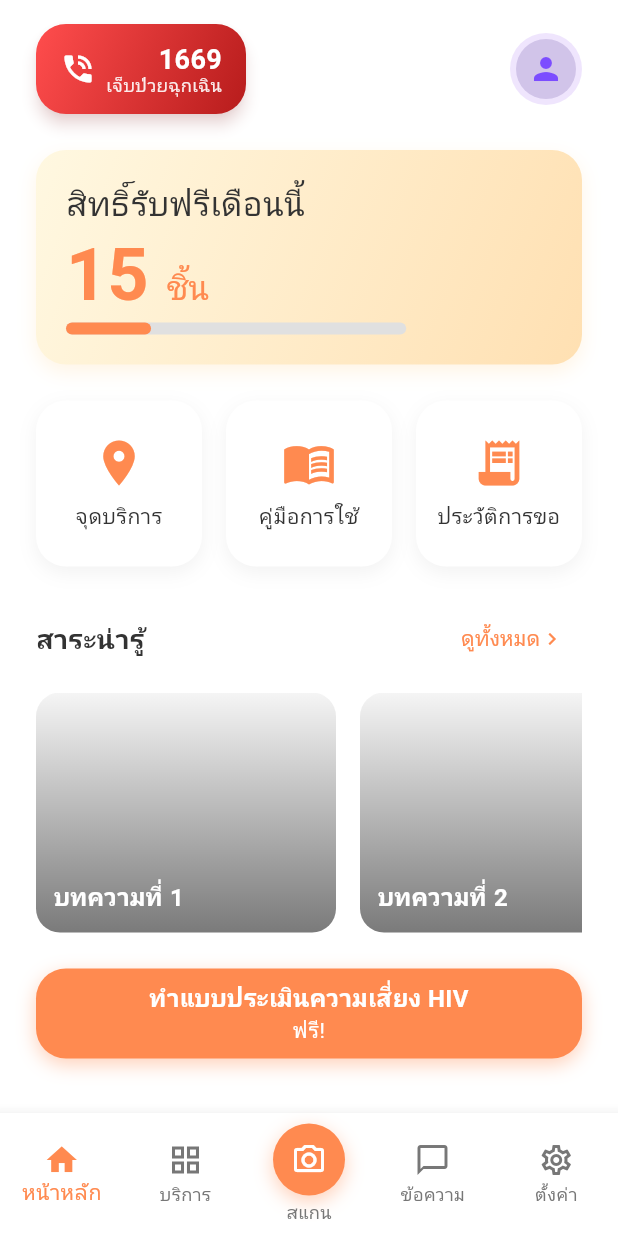
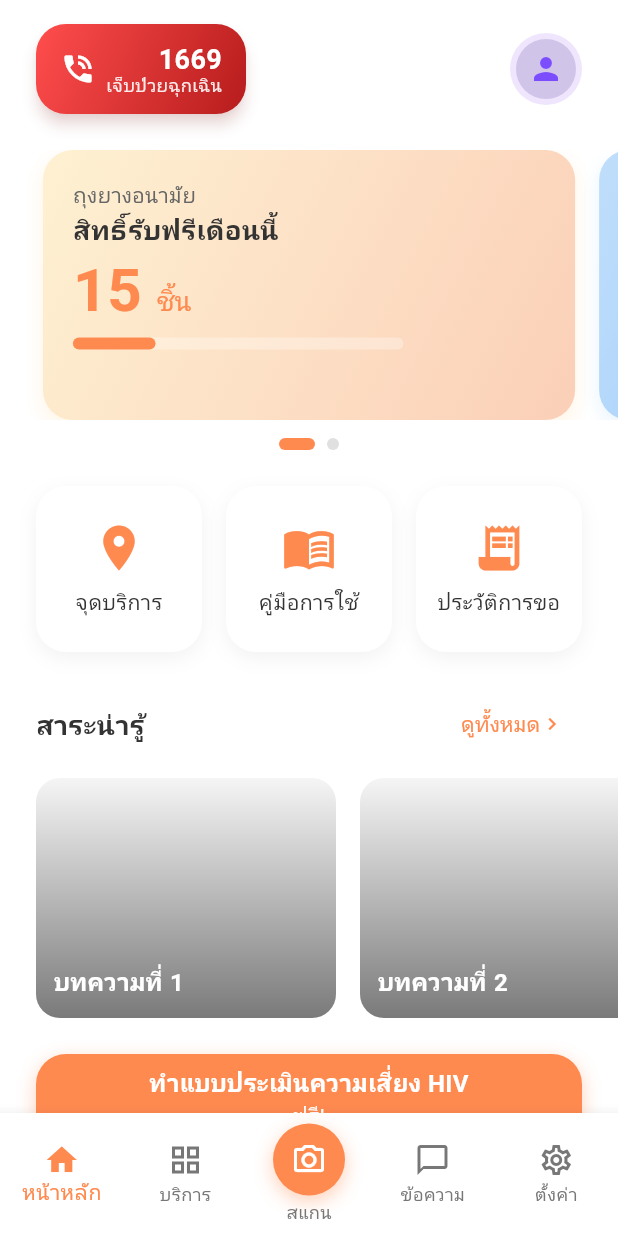
Before and after one commit to sippathamm/MyCareNK, a Flutter app: the screen it shows after launch, on a phone screen of 412 x 824 dp. Run offline on Flutter 3.47's test engine with Material 3 defaults, Android fonts, the phone set to English and light mode, and no system bars; our stand-ins replace google_fonts; Roboto replaces fonts that are missing (Prompt).

Commit message:
Refactor `MonthlyFreeCard` to a swipeable `PageView` displaying separate condom and lubricant cards with page indicators

```diff
--- a/app/lib/features/home/presentation/pages/home_page.dart
+++ b/app/lib/features/home/presentation/pages/home_page.dart
@@ -12,23 +12,29 @@ class HomePage extends StatelessWidget {
   Widget build(BuildContext context) {
     return SafeArea(
       child: SingleChildScrollView(
-        child: Padding(
-          padding: const EdgeInsets.symmetric(horizontal: 24.0, vertical: 16.0),
-          child: Column(
-            crossAxisAlignment: CrossAxisAlignment.start,
-            children: [
-              const HeaderSection(),
-              const SizedBox(height: 24),
-              const MonthlyFreeCard(),
-              const SizedBox(height: 24),
-              const ShortcutMenu(),
-              const SizedBox(height: 24),
-              const KnowledgeSection(),
-              const SizedBox(height: 24),
-              const CampaignBanner(),
-              const SizedBox(height: 24), // Extra spacing at bottom
-            ],
-          ),
+        child: const Column(
+          crossAxisAlignment: CrossAxisAlignment.start,
+          children: [
+            Padding(
+              padding: EdgeInsets.symmetric(horizontal: 24.0, vertical: 16.0),
+              child: HeaderSection(),
+            ),
+            SizedBox(height: 8),
+            MonthlyFreeCard(),
+            SizedBox(height: 24),
+            Padding(
+              padding: EdgeInsets.symmetric(horizontal: 24.0),
+              child: ShortcutMenu(),
+            ),
+            SizedBox(height: 24),
+            KnowledgeSection(),
+            SizedBox(height: 24),
+            Padding(
+              padding: EdgeInsets.symmetric(horizontal: 24.0),
+              child: CampaignBanner(),
+            ),
+            SizedBox(height: 24),
+          ],
         ),
       ),
     );
--- a/app/lib/features/home/presentation/widgets/knowledge_section.dart
+++ b/app/lib/features/home/presentation/widgets/knowledge_section.dart
@@ -8,7 +8,9 @@ class KnowledgeSection extends StatelessWidget {
     return Column(
       crossAxisAlignment: CrossAxisAlignment.start,
       children: [
-        Row(
+        Padding(
+          padding: const EdgeInsets.symmetric(horizontal: 24.0),
+          child: Row(
             mainAxisAlignment: MainAxisAlignment.spaceBetween,
             children: [
               const Text(
@@ -35,16 +37,22 @@ class KnowledgeSection extends StatelessWidget {
                         fontWeight: FontWeight.w500,
                       ),
                     ),
-                  Icon(Icons.chevron_right, size: 16, color: Color(0xFFFF8A50)),
+                    Icon(
+                      Icons.chevron_right,
+                      size: 16,
+                      color: Color(0xFFFF8A50),
+                    ),
                   ],
                 ),
               ),
             ],
           ),
+        ),
         const SizedBox(height: 12),
         SizedBox(
           height: 160,
           child: ListView.separated(
+            padding: const EdgeInsets.symmetric(horizontal: 24.0),
             scrollDirection: Axis.horizontal,
             itemCount: 4,
             separatorBuilder: (context, index) => const SizedBox(width: 16),
--- a/app/lib/features/home/presentation/widgets/monthly_free_card.dart
+++ b/app/lib/features/home/presentation/widgets/monthly_free_card.dart
@@ -1,20 +1,72 @@
 import 'package:flutter/material.dart';
 import 'package:google_fonts/google_fonts.dart';
 
-class MonthlyFreeCard extends StatelessWidget {
+class MonthlyFreeCard extends StatefulWidget {
   const MonthlyFreeCard({super.key});
 
   @override
+  State<MonthlyFreeCard> createState() => _MonthlyFreeCardState();
+}
+
+class _MonthlyFreeCardState extends State<MonthlyFreeCard> {
+  final PageController _pageController = PageController(viewportFraction: 0.9);
+  int _currentPage = 0;
+
+  @override
+  void dispose() {
+    _pageController.dispose();
+    super.dispose();
+  }
+
+  @override
   Widget build(BuildContext context) {
+    return Column(
+      children: [
+        SizedBox(
+          height: 180,
+          child: PageView(
+            controller: _pageController,
+            onPageChanged: (index) {
+              setState(() {
+                _currentPage = index;
+              });
+            },
+            children: [_buildCondomCard(), _buildLubricantCard()],
+          ),
+        ),
+        const SizedBox(height: 12),
+        Row(
+          mainAxisAlignment: MainAxisAlignment.center,
+          children: List.generate(
+            2,
+            (index) => Container(
+              margin: const EdgeInsets.symmetric(horizontal: 4),
+              width: _currentPage == index ? 24 : 8,
+              height: 8,
+              decoration: BoxDecoration(
+                color: _currentPage == index
+                    ? const Color(0xFFFF8A50)
+                    : Colors.grey.shade300,
+                borderRadius: BorderRadius.circular(4),
+              ),
+            ),
+          ),
+        ),
+      ],
+    );
+  }
+
+  Widget _buildCondomCard() {
     return Container(
+      margin: const EdgeInsets.symmetric(horizontal: 8),
       width: double.infinity,
       padding: const EdgeInsets.all(20),
       decoration: BoxDecoration(
         borderRadius: BorderRadius.circular(20),
         gradient: const LinearGradient(
           colors: [
-            Color(0xFFFFF8E1), // Cream
-            Color(0xFFFFE0B2), // Light Orange
+            Color(0xFFFEF1D2), // Top-left
+            Color(0xFFFBCFB8), // Bottom-right
           ],
           begin: Alignment.topLeft,
           end: Alignment.bottomRight,
@@ -31,10 +83,18 @@ class MonthlyFreeCard extends StatelessWidget {
         crossAxisAlignment: CrossAxisAlignment.start,
         children: [
           Text(
+            'ถุงยางอนามัย',
+            style: GoogleFonts.prompt(
+              fontSize: 14,
+              fontWeight: FontWeight.w400,
+              color: const Color(0xFF666666),
+            ),
+          ),
+          Text(
             'สิทธิ์รับฟรีเดือนนี้',
             style: GoogleFonts.prompt(
-              fontSize: 22,
-              fontWeight: FontWeight.w500,
+              fontSize: 18,
+              fontWeight: FontWeight.w600,
               color: const Color(0xFF333333),
             ),
           ),
@@ -45,7 +105,7 @@ class MonthlyFreeCard extends StatelessWidget {
                 TextSpan(
                   text: '15 ',
                   style: GoogleFonts.prompt(
-                    fontSize: 48,
+                    fontSize: 40,
                     fontWeight: FontWeight.bold,
                     color: const Color(0xFFFF8A50),
                   ),
@@ -53,7 +113,7 @@ class MonthlyFreeCard extends StatelessWidget {
                 TextSpan(
                   text: 'ชิ้น',
                   style: GoogleFonts.prompt(
-                    fontSize: 22,
+                    fontSize: 18,
                     fontWeight: FontWeight.w500,
                     color: const Color(0xFFFF8A50),
                   ),
@@ -61,19 +121,102 @@ class MonthlyFreeCard extends StatelessWidget {
               ],
             ),
           ),
+          const SizedBox(height: 8),
+          _buildAnimatedProgressBar(
+            color: const Color(0xFFFF8A50),
+            current: 15,
+            total: 60,
+          ),
+        ],
+      ),
+    );
+  }
+
+  Widget _buildLubricantCard() {
+    return Container(
+      margin: const EdgeInsets.symmetric(horizontal: 8),
+      width: double.infinity,
+      padding: const EdgeInsets.all(20),
+      decoration: BoxDecoration(
+        borderRadius: BorderRadius.circular(20),
+        gradient: const LinearGradient(
+          colors: [
+            Color(0xFFC0DEFB), // Top-left
+            Color(0xFF86C0FA), // Bottom-right
+          ],
+          begin: Alignment.topLeft,
+          end: Alignment.bottomRight,
+        ),
+        boxShadow: [
+          BoxShadow(
+            color: Colors.blue.withOpacity(0.1),
+            blurRadius: 10,
+            offset: const Offset(0, 5),
+          ),
+        ],
+      ),
+      child: Column(
+        crossAxisAlignment: CrossAxisAlignment.start,
+        children: [
+          Text(
+            'สารหล่อลื่น',
+            style: GoogleFonts.prompt(
+              fontSize: 14,
+              fontWeight: FontWeight.w400,
+              color: const Color(0xFF666666),
+            ),
+          ),
+          Text(
+            'สิทธิ์รับฟรีเดือนนี้',
+            style: GoogleFonts.prompt(
+              fontSize: 18,
+              fontWeight: FontWeight.w600,
+              color: const Color(0xFF333333),
+            ),
+          ),
           const SizedBox(height: 4),
-          // Custom Progress Bar
-          // Custom Progress Bar with Animation
-          LayoutBuilder(
+          RichText(
+            text: TextSpan(
+              children: [
+                TextSpan(
+                  text: '15 ',
+                  style: GoogleFonts.prompt(
+                    fontSize: 40,
+                    fontWeight: FontWeight.bold,
+                    color: const Color(0xFF4A9FE8),
+                  ),
+                ),
+                TextSpan(
+                  text: 'ชิ้น',
+                  style: GoogleFonts.prompt(
+                    fontSize: 18,
+                    fontWeight: FontWeight.w500,
+                    color: const Color(0xFF4A9FE8),
+                  ),
+                ),
+              ],
+            ),
+          ),
+          const SizedBox(height: 8),
+          _buildAnimatedProgressBar(
+            color: const Color(0xFF4A9FE8),
+            current: 15,
+            total: 60,
+          ),
+        ],
+      ),
+    );
+  }
+
+  Widget _buildAnimatedProgressBar({
+    required Color color,
+    required int current,
+    required int total,
+  }) {
+    return LayoutBuilder(
       builder: (context, constraints) {
-              // Calculate width based on available space (e.g., 70% of card width)
-              // Since we are inside a Column in a Container with padding 20,
-              // constraints.maxWidth is the available width.
         final double totalWidth = constraints.maxWidth * 0.7;
-
-              const int total = 60; // Max quota
-              const int current = 15; // Current usage (mock)
-              const double percentage = current / total;
+        final double percentage = current / total;
 
         return TweenAnimationBuilder<double>(
           tween: Tween<double>(begin: 0, end: percentage),
@@ -86,7 +229,7 @@ class MonthlyFreeCard extends StatelessWidget {
                   height: 8,
                   width: totalWidth,
                   decoration: BoxDecoration(
-                          color: Colors.grey.shade300,
+                    color: Colors.white.withOpacity(0.3),
                     borderRadius: BorderRadius.circular(4),
                   ),
                 ),
@@ -94,7 +237,7 @@ class MonthlyFreeCard extends StatelessWidget {
                   height: 8,
                   width: totalWidth * value,
                   decoration: BoxDecoration(
-                          color: const Color(0xFFFF8A50),
+                    color: color,
                     borderRadius: BorderRadius.circular(4),
                   ),
                 ),
@@ -103,9 +246,6 @@ class MonthlyFreeCard extends StatelessWidget {
           },
         );
       },
-          ),
-        ],
-      ),
     );
   }
 }
```
Lines whose indentation alone changed are shown as unchanged.
